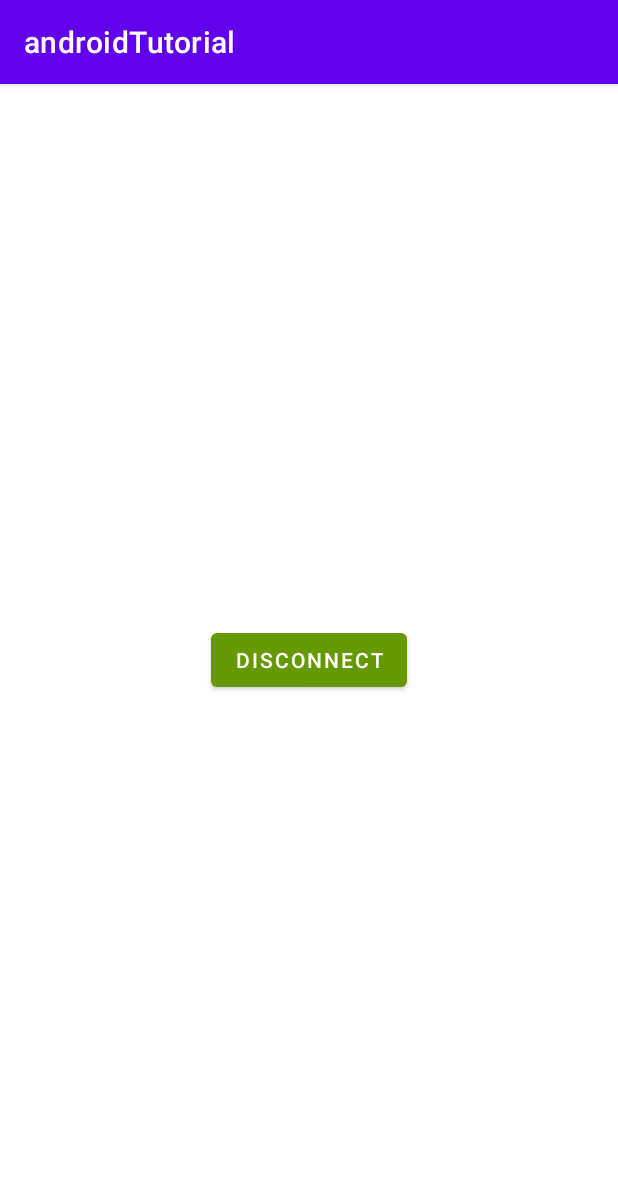
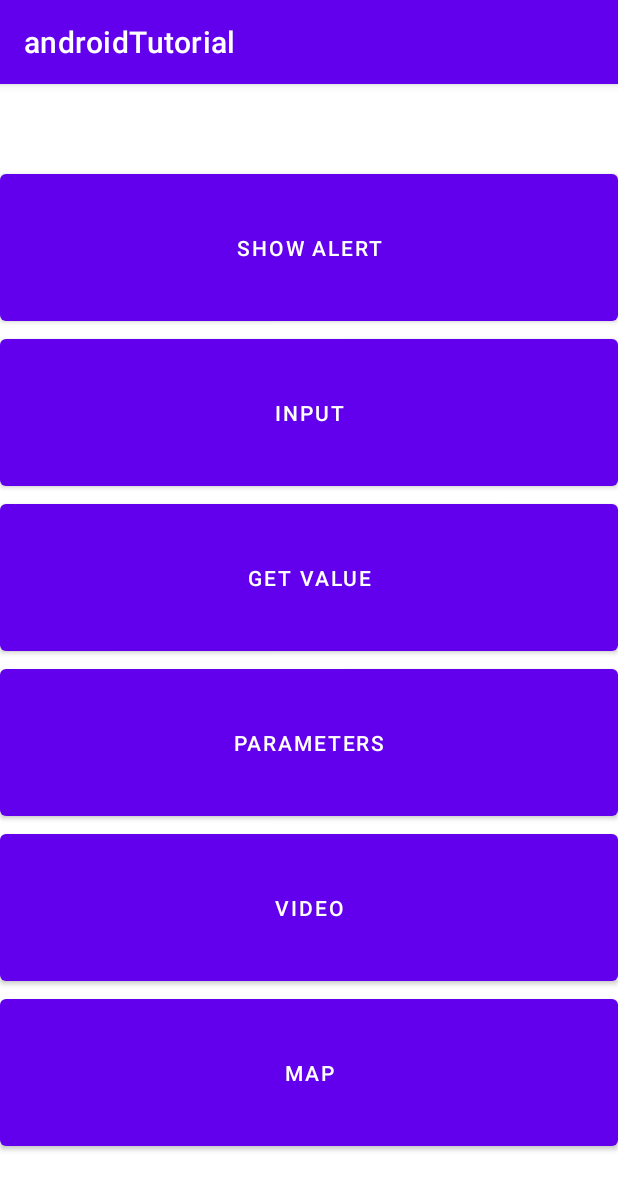
Before and after one commit to dronsEETAC/tutorialAndroid, an Android app: the screen it shows after launch (MainActivity before the commit, MenuActivity after it), after a tap on "CONNECT", on a phone screen of 412 x 824 dp. Shown: the top 1190 px of the screen. Run offline under Robolectric (Android 15) with nearby library versions, the light colour scheme and no system bars.

Commit message:
Step 2: Menu

```diff
--- a/app/src/main/AndroidManifest.xml
+++ b/app/src/main/AndroidManifest.xml
@@ -12,6 +12,13 @@
         android:supportsRtl="true"
         android:theme="@style/Theme.AndroidTutorial"
         tools:targetApi="31">
+        <activity
+            android:name=".MenuActivity"
+            android:exported="false">
+            <meta-data
+                android:name="android.app.lib_name"
+                android:value="" />
+        </activity>
         <activity
             android:name=".MainActivity"
             android:exported="true">
--- a/app/src/main/java/com/example/androidtutorial/MainActivity.kt
+++ b/app/src/main/java/com/example/androidtutorial/MainActivity.kt
@@ -1,5 +1,6 @@
 package com.example.androidtutorial
 
+import android.content.Intent
 import android.graphics.Color
 import androidx.appcompat.app.AppCompatActivity
 import android.os.Bundle
@@ -28,6 +29,8 @@ class MainActivity : AppCompatActivity() {
             connectButton.text = "Disconnect"
             connectButton.setBackgroundColor(Color.parseColor("#ff669900"))
             connect = true
+            val intent = Intent(this, MenuActivity::class.java)
+            startActivity(intent)
         }
     }
 }
--- /dev/null
+++ b/app/src/main/java/com/example/androidtutorial/MenuActivity.kt
@@ -0,0 +1,28 @@
+package com.example.androidtutorial
+
+import androidx.appcompat.app.AppCompatActivity
+import android.os.Bundle
+import android.widget.Button
+
+class MenuActivity : AppCompatActivity() {
+    private lateinit var showAlertButton: Button
+    private lateinit var inputButton: Button
+    private lateinit var getValueButton: Button
+    private lateinit var parametersButton: Button
+    private lateinit var videoButton: Button
+    private lateinit var mapButton: Button
+
+    override fun onCreate(savedInstanceState: Bundle?) {
+        super.onCreate(savedInstanceState)
+        setContentView(R.layout.activity_menu)
+
+        showAlertButton = findViewById(R.id.showAlert_btn)
+        inputButton = findViewById(R.id.input_btn)
+        getValueButton = findViewById(R.id.getValue_btn)
+        parametersButton = findViewById(R.id.parameters_btn)
+        videoButton = findViewById(R.id.video_btn)
+        mapButton = findViewById(R.id.map_btn)
+
+
+    }
+}
--- /dev/null
+++ b/app/src/main/res/layout/activity_menu.xml
@@ -0,0 +1,53 @@
+<?xml version="1.0" encoding="utf-8"?>
+<LinearLayout xmlns:android="http://schemas.android.com/apk/res/android"
+xmlns:tools="http://schemas.android.com/tools"
+android:layout_width="match_parent"
+android:layout_height="wrap_content"
+android:orientation="vertical"
+android:layout_gravity="center_vertical"
+tools:context=".MenuActivity">
+
+<Button
+    android:id = "@+id/showAlert_btn"
+    android:layout_width="match_parent"
+    android:layout_height="110dp"
+    android:layout_gravity="center_horizontal"
+    android:text="Show alert"
+    />
+<Button
+    android:id = "@+id/input_btn"
+    android:layout_width="match_parent"
+    android:layout_height="110dp"
+    android:layout_gravity="center_horizontal"
+    android:text="Input"
+    />
+<Button
+    android:id = "@+id/getValue_btn"
+    android:layout_width="match_parent"
+    android:layout_height="110dp"
+    android:layout_gravity="center_horizontal"
+    android:text="Get Value"
+    />
+<Button
+    android:id = "@+id/parameters_btn"
+    android:layout_width="match_parent"
+    android:layout_height="110dp"
+    android:layout_gravity="center_horizontal"
+    android:text="Parameters"
+    />
+<Button
+    android:id = "@+id/video_btn"
+    android:layout_width="match_parent"
+    android:layout_height="110dp"
+    android:layout_gravity="center_horizontal"
+    android:text="Video"
+    />
+<Button
+    android:id = "@+id/map_btn"
+    android:layout_width="match_parent"
+    android:layout_height="110dp"
+    android:layout_gravity="center_horizontal"
+    android:text="Map"
+    />
+
+</LinearLayout>
```
